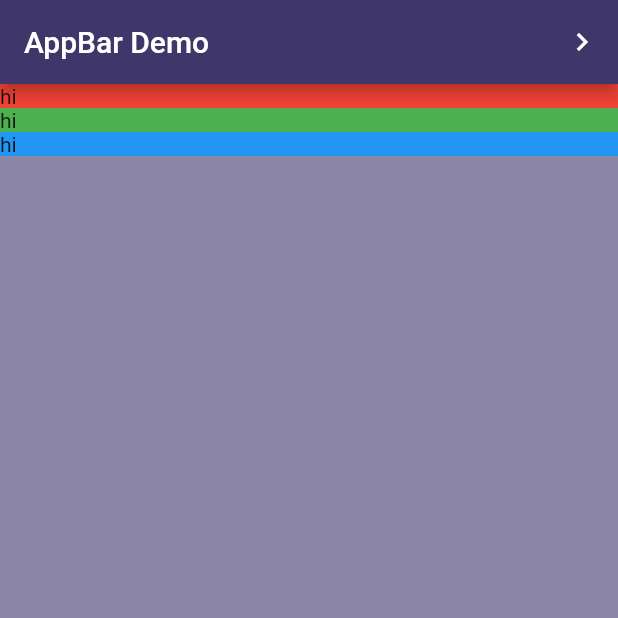
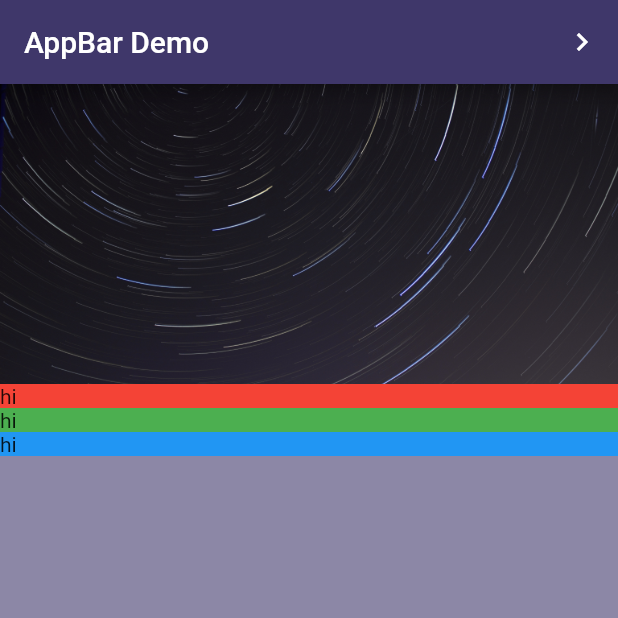
Before and after one commit to wongserena/Android-Studio, a Flutter app: the screen it shows after launch, on a phone screen of 412 x 824 dp, the top half of it. Run offline on Flutter 3.47's test engine with Material 2 defaults, Android fonts, the phone set to English and light mode, and no system bars.

Commit message:
Image Added

```diff
--- /dev/null
+++ b/lib/image_banner.dart
@@ -0,0 +1,20 @@
+import 'package:flutter/material.dart';
+
+class ImageBanner extends StatelessWidget {
+  final String _assetPath;
+  ImageBanner(this._assetPath);
+
+  @override
+  Widget build(BuildContext context) {
+    return Container(
+      constraints: BoxConstraints.expand(
+        height: 200.0,
+      ),
+      decoration: BoxDecoration(color: Colors.grey),
+      child: Image.asset(
+        _assetPath,
+        fit: BoxFit.cover,
+      )
+    );
+  }
+}
--- a/lib/main.dart
+++ b/lib/main.dart
@@ -1,6 +1,8 @@
 import 'package:flutter/material.dart';
 import 'nextpage.dart';
 import 'textsection.dart';
+import 'image_banner.dart';
+
 //import 'package:english_words/english_words.dart';
 
 // this is a new comment
@@ -43,6 +45,7 @@ class MyStatelessWidget extends StatelessWidget {
         mainAxisAlignment: MainAxisAlignment.start,
         crossAxisAlignment: CrossAxisAlignment.stretch,
         children: [
+          ImageBanner("assets/images/pexels-jakub-novacek-924824.jpg"),
           TextSection(Colors.red),
           TextSection(Colors.green),
           TextSection(Colors.blue),
--- a/pubspec.yaml
+++ b/pubspec.yaml
@@ -47,9 +47,8 @@ flutter:
   uses-material-design: true
 
   # To add assets to your application, add an assets section, like this:
-  # assets:
-  #   - images/a_dot_burr.jpeg
-  #   - images/a_dot_ham.jpeg
+  assets:
+    - assets/images/pexels-jakub-novacek-924824.jpg
 
   # An image asset can refer to one or more resolution-specific "variants", see
   # https://flutter.dev/assets-and-images/#resolution-aware.
```
